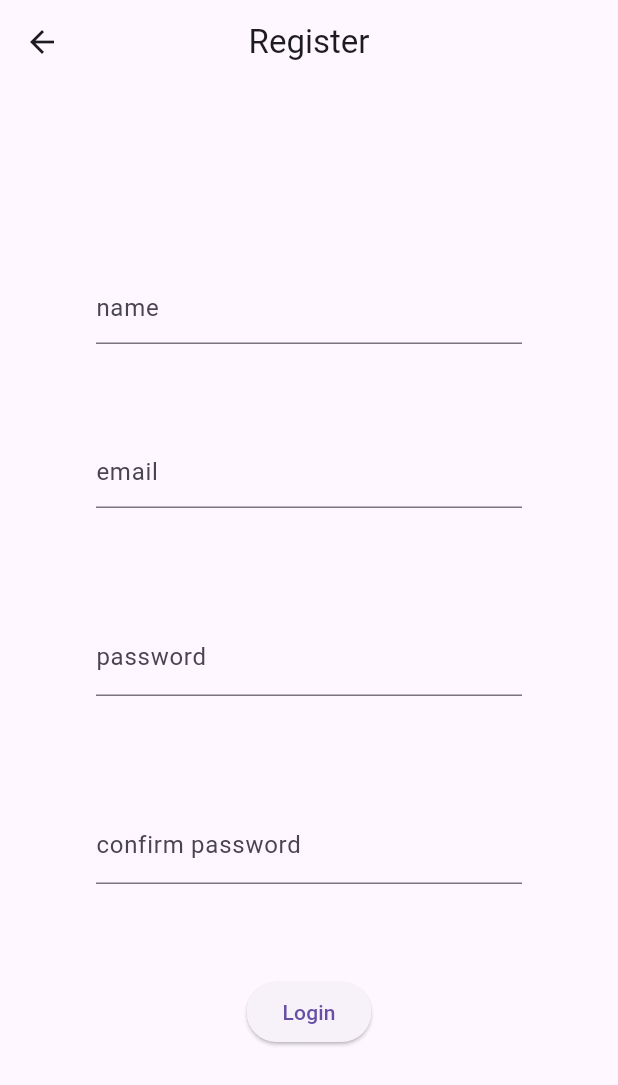
After one commit to catonzio/shali_fe, a Flutter app: the screen it shows after launch, after a tap on "Register", on a phone screen of 412 x 824 dp. The commit adds this screen. Shown: the top 1085 px of the screen. Run offline on Flutter 3.47's test engine with Material 2 defaults, Android fonts, the phone set to English and light mode, and no system bars; our stand-ins replace dio, firebase_core, firebase_messaging, flutter_local_notifications, get, get_storage; accounts and stored records are empty; network calls fail.

Commit message:
refactoring for api controllers and implemented registration

```diff
--- /dev/null
+++ b/lib/api_controllers/api_controller.dart
@@ -0,0 +1,43 @@
+import 'package:get/get.dart';
+import 'package:get_storage/get_storage.dart';
+import 'package:dio/dio.dart' as dio;
+
+class ApiController extends GetxController {
+  static get apiBox => () => GetStorage("api");
+  String? apiToken;
+  late dio.Dio dioClient;
+
+  @override
+  void onInit() {
+    apiToken = apiBox().read("apiToken");
+    dioClient = dio.Dio(dio.BaseOptions(
+        baseUrl: "http://192.168.1.7:3500/shali/api",
+        headers:
+            apiToken != null ? {"Authorization": "Bearer $apiToken"} : {}));
+    super.onInit();
+  }
+
+  void setToken(String token) {
+    apiToken = token;
+    dioClient = dio.Dio(dio.BaseOptions(
+        baseUrl: "http://192.168.1.7:3000/api/v1",
+        headers:
+            apiToken != null ? {"Authorization": "Bearer $apiToken"} : {}));
+    apiBox().write("apiToken", apiToken);
+  }
+
+  void clearToken() {
+    apiToken = null;
+    apiBox().remove("apiToken");
+  }
+
+  Uri buildUri(String path, {Map<String, String>? params}) {
+    Uri res = Uri.https("http://192.168.1.7:3000/api/v1", path);
+    if (params != null) {
+      res.replace(queryParameters: params);
+    }
+    return res;
+  }
+
+
+}
--- /dev/null
+++ b/lib/api_controllers/item_api_controller.dart
@@ -0,0 +1,5 @@
+import 'package:shali_fe/api_controllers/api_controller.dart';
+
+class ItemApiController extends ApiController {
+
+}
--- /dev/null
+++ b/lib/api_controllers/login_api_controller.dart
@@ -0,0 +1,35 @@
+import 'package:get/get.dart';
+import 'package:shali_fe/api_controllers/api_controller.dart';
+import 'package:shali_fe/schemas/login_schema.dart';
+import 'package:dio/dio.dart' as dio;
+
+class LoginApiController extends ApiController {
+  Future<LoginSchema> login(String email, String password) async {
+    if (apiToken != null && apiToken!.isNotEmpty) {
+      return LoginSchema(success: true, apiToken: apiToken!);
+    } else {
+      try {
+        final formData =
+            dio.FormData.fromMap({'username': email, 'password': password});
+        dio.Response response =
+            await dioClient.post("/auth/token", data: formData);
+
+        setToken(response.data["access_token"]);
+        return LoginSchema(success: true, apiToken: apiToken ?? "");
+      } on dio.DioException catch (e) {
+        e.printError();
+        // get error code
+        int statusCode = e.response?.statusCode ?? 500;
+        // incorrect email or password
+        if (statusCode == 400 || statusCode == 401) {
+          return LoginSchema(success: false);
+        }
+        // if one is missing
+        if (statusCode == 422) {
+          return LoginSchema(success: false, fieldMissing: true);
+        }
+        return LoginSchema();
+      }
+    }
+  }
+}
--- /dev/null
+++ b/lib/api_controllers/register_api_controller.dart
@@ -0,0 +1,26 @@
+import 'package:dio/dio.dart' as dio;
+import 'package:get/get.dart';
+import 'package:shali_fe/api_controllers/api_controller.dart';
+import 'package:shali_fe/api_controllers/login_api_controller.dart';
+import 'package:shali_fe/models/api_results.dart';
+import 'package:shali_fe/schemas/login_schema.dart';
+
+class RegisterApiController extends ApiController {
+  Future<ApiResults> register(
+      String name, String email, String password) async {
+    try {
+      dio.Response response = await dioClient.post("/users/register",
+          data: {"username": name, "email": email, "password": password});
+      if (response.statusCode == 201) {
+        LoginSchema loginSchema =
+            await Get.find<LoginApiController>().login(email, password);
+        if (loginSchema.success) {
+          return ApiResults(success: true, results: loginSchema.apiToken);
+        }
+      }
+      return ApiResults(success: false, results: "Login failed");
+    } on dio.DioException catch (e) {
+      return ApiResults(success: false, results: e.message);
+    }
+  }
+}
--- a/lib/controllers/login_controller.dart
+++ b/lib/controllers/login_controller.dart
@@ -1,18 +1,21 @@
 import 'package:flutter/material.dart';
 import 'package:get/get.dart';
-import 'package:shali_fe/controllers/api_controller.dart';
+import 'package:shali_fe/api_controllers/login_api_controller.dart';
+import 'package:shali_fe/api_controllers/api_controller.dart';
 import 'package:shali_fe/schemas/login_schema.dart';
 
 class LoginBinding implements Bindings {
 // default dependency
   @override
   void dependencies() {
+    Get.lazyPut(() => LoginApiController());
     Get.lazyPut(() => LoginController());
-    // Get.put(ApiController());
   }
 }
 
-class LoginController extends GetxController {
+class LoginController extends ApiController {
+  final LoginApiController apiController = Get.find<LoginApiController>();
+
   final RxBool _isPasswordObscure = false.obs;
   bool get isPasswordObscure => _isPasswordObscure.value;
   set isPasswordObscure(bool value) => _isPasswordObscure.value = value;
@@ -33,8 +36,6 @@ class LoginController extends GetxController {
   }
 
   Future<void> login() async {
-    ApiController apiController = Get.find<ApiController>();
-    // apiController.setToken("");
     LoginSchema result = await apiController.login(
         emailController.text.trim(), passwordController.text.trim());
     if (result.success) {
--- /dev/null
+++ b/lib/controllers/register_controller.dart
@@ -0,0 +1,41 @@
+import 'package:flutter/widgets.dart';
+import 'package:get/get.dart';
+import 'package:shali_fe/api_controllers/register_api_controller.dart';
+import 'package:shali_fe/models/api_results.dart';
+
+class RegisterBinding extends Bindings {
+  @override
+  void dependencies() {
+    Get.lazyPut(() => RegisterApiController());
+    Get.lazyPut(() => RegisterController());
+  }
+}
+
+class RegisterController extends GetxController {
+  final RegisterApiController apiController = Get.find<RegisterApiController>();
+  final TextEditingController nameController = TextEditingController();
+  final TextEditingController emailController = TextEditingController();
+  final TextEditingController passwordController = TextEditingController();
+  final TextEditingController passwordConfirmController =
+      TextEditingController();
+
+  final RxBool _isPasswordObscure = true.obs;
+  bool get isPasswordObscure => _isPasswordObscure.value;
+  set isPasswordObscure(bool value) => _isPasswordObscure.value = value;
+
+  Future<void> register() async {
+    if (passwordController.text.trim() !=
+        passwordConfirmController.text.trim()) {
+      Get.snackbar("Error", "Passwords do not match");
+    }
+    ApiResults results = await apiController.register(
+        nameController.text.trim(),
+        emailController.text.trim(),
+        passwordController.text.trim());
+    if (!results.success) {
+      Get.snackbar("Error", results.results);
+    } else {
+      Get.offAllNamed("/home");
+    }
+  }
+}
--- a/lib/main.dart
+++ b/lib/main.dart
@@ -2,16 +2,18 @@ import 'package:firebase_core/firebase_core.dart';
 import 'package:flutter/material.dart';
 import 'package:get/get.dart';
 import 'package:get_storage/get_storage.dart';
-import 'package:shali_fe/controllers/api_controller.dart';
+import 'package:shali_fe/api_controllers/api_controller.dart';
 import 'package:shali_fe/controllers/home_controller.dart';
 import 'package:shali_fe/controllers/list_controller.dart';
 import 'package:shali_fe/controllers/login_controller.dart';
+import 'package:shali_fe/controllers/register_controller.dart';
 import 'package:shali_fe/controllers/settings_controller.dart';
 import 'package:shali_fe/firebase_options.dart';
 import 'package:shali_fe/notifications.dart';
 import 'package:shali_fe/views/home_view.dart';
 import 'package:shali_fe/views/list_view.dart';
 import 'package:shali_fe/views/login_view.dart';
+import 'package:shali_fe/views/register_view.dart';
 
 import 'notification_service.dart';
 
@@ -49,8 +51,8 @@ class MyApp extends StatelessWidget {
     return GetMaterialApp(
       title: 'ShaLi',
       debugShowCheckedModeBanner: false,
-      theme: ThemeData.light(),
-      darkTheme: ThemeData.dark(),
+      theme: ThemeData.light(useMaterial3: true),
+      darkTheme: ThemeData.dark(useMaterial3: true),
       themeMode: ThemeMode.system,
       initialBinding: InitialBinding(),
       initialRoute:
@@ -63,6 +65,10 @@ class MyApp extends StatelessWidget {
         GetPage(name: "/home", page: () => HomeView(), binding: HomeBinding()),
         GetPage(
             name: "/list", page: () => MyListView(), binding: ListBinding()),
+        GetPage(
+            name: "/register",
+            page: () => const RegisterView(),
+            binding: RegisterBinding())
       ],
     );
   }
--- /dev/null
+++ b/lib/models/api_results.dart
@@ -0,0 +1,6 @@
+class ApiResults {
+  final bool success;
+  final dynamic results;
+
+  ApiResults({required this.success, required this.results});
+}
--- a/lib/models/user.dart
+++ b/lib/models/user.dart
@@ -32,7 +32,7 @@ class User {
 
   factory User.fromJson(Map<String, dynamic> dict) {
     RxList<ListModel> lists;
-    if (dict["lists"] == null) {
+    if (!dict.containsKey("lists") || dict["lists"] == null) {
       lists = <ListModel>[].obs;
     } else {
       lists = (dict["lists"] as List<dynamic>)
--- a/lib/views/home_view.dart
+++ b/lib/views/home_view.dart
@@ -1,6 +1,5 @@
 import 'package:flutter/material.dart';
 import 'package:get/get.dart';
-import 'package:shali_fe/controllers/api_controller.dart';
 import 'package:shali_fe/controllers/home_controller.dart';
 import 'package:shali_fe/models/list.dart';
 import 'package:shali_fe/widgets/default_drawer.dart';
--- a/lib/views/login_view.dart
+++ b/lib/views/login_view.dart
@@ -1,6 +1,6 @@
 import 'package:flutter/material.dart';
 import 'package:get/get.dart';
-import 'package:shali_fe/controllers/api_controller.dart';
+import 'package:shali_fe/api_controllers/api_controller.dart';
 import 'package:shali_fe/controllers/login_controller.dart';
 import 'package:shali_fe/widgets/default_drawer.dart';
 
@@ -16,24 +16,19 @@ class LoginView extends StatelessWidget {
               title: const Text("Login"),
             ),
             drawer: const DefaultDrawer(),
-            body: Container(
-              alignment: Alignment.center,
+            body: Center(
+              child: Container(
+                height: MediaQuery.of(context).size.height * 0.5,
                 padding: const EdgeInsets.all(64),
                 child: Column(
                   mainAxisAlignment: MainAxisAlignment.spaceEvenly,
                   children: [
-                  Text("token: ${Get.find<ApiController>().apiToken}"),
-                  MaterialButton(
-                    onPressed: () {
-                      Get.find<ApiController>().clearToken();
-                    },
-                    child: Text("Clear"),
-                  ),
                     Column(
                       children: [
                         TextField(
                             controller: controller.emailController,
-                          decoration: const InputDecoration(hintText: "email")),
+                            decoration:
+                                const InputDecoration(hintText: "email")),
                         TextField(
                           controller: controller.passwordController,
                           decoration: InputDecoration(
@@ -50,14 +45,17 @@ class LoginView extends StatelessWidget {
                         ),
                       ],
                     ),
+                    Spacer(),
                     ElevatedButton(
                         child: const Text("Login"),
                         onPressed: () => controller.login()),
+                    Spacer(),
                     TextButton(
-                    onPressed: () {},
+                      onPressed: () => Get.toNamed("/register"),
                       child: const Text("Register"),
                     )
                   ],
+                ),
               ),
             ));
       },
--- /dev/null
+++ b/lib/views/register_view.dart
@@ -0,0 +1,72 @@
+import 'package:flutter/material.dart';
+import 'package:get/get.dart';
+import 'package:shali_fe/controllers/register_controller.dart';
+
+class RegisterView extends StatelessWidget {
+  const RegisterView({super.key});
+
+  @override
+  Widget build(BuildContext context) {
+    return GetX<RegisterController>(
+      builder: (controller) => body(context, controller),
+    );
+  }
+
+  Scaffold body(BuildContext context, RegisterController controller) {
+    // double width = MediaQuery.of(context).size.width;
+    // double height = MediaQuery.of(context).size.height;
+
+    return Scaffold(
+      appBar: AppBar(
+        title: const Text("Register"),
+        centerTitle: true,
+      ),
+      body: Container(
+          alignment: Alignment.center,
+          padding: const EdgeInsets.all(64),
+          child: Column(
+            crossAxisAlignment: CrossAxisAlignment.center,
+            mainAxisAlignment: MainAxisAlignment.spaceEvenly,
+            children: [
+              TextField(
+                  controller: controller.nameController,
+                  decoration: const InputDecoration(hintText: "name")),
+              TextField(
+                  controller: controller.emailController,
+                  decoration: const InputDecoration(hintText: "email")),
+              TextField(
+                controller: controller.passwordController,
+                decoration: InputDecoration(
+                    hintText: "password",
+                    suffix: IconButton(
+                      padding: const EdgeInsets.all(0),
+                      icon: Icon(controller.isPasswordObscure
+                          ? Icons.visibility
+                          : Icons.visibility_off),
+                      onPressed: () => controller.isPasswordObscure =
+                          !controller.isPasswordObscure,
+                    )),
+                obscureText: controller.isPasswordObscure,
+              ),
+              TextField(
+                controller: controller.passwordConfirmController,
+                decoration: InputDecoration(
+                    hintText: "confirm password",
+                    suffix: IconButton(
+                      padding: const EdgeInsets.all(0),
+                      icon: Icon(controller.isPasswordObscure
+                          ? Icons.visibility
+                          : Icons.visibility_off),
+                      onPressed: () => controller.isPasswordObscure =
+                          !controller.isPasswordObscure,
+                    )),
+                obscureText: controller.isPasswordObscure,
+              ),
+              ElevatedButton(
+                  child: const Text("Login"),
+                  onPressed: () => controller.register()),
+            ],
+          )),
+    );
+  }
+}
--- a/lib/widgets/default_drawer.dart
+++ b/lib/widgets/default_drawer.dart
@@ -1,6 +1,6 @@
 import 'package:flutter/material.dart';
 import 'package:get/get.dart';
-import 'package:shali_fe/controllers/api_controller.dart';
+import 'package:shali_fe/api_controllers/home_api_controller.dart';
 import 'package:shali_fe/controllers/settings_controller.dart';
 
 class DefaultDrawer extends StatelessWidget {
@@ -30,7 +30,7 @@ class DefaultDrawer extends StatelessWidget {
             ),
             ListTile(
               title: const Text("Logout"),
-              onTap: () => Get.find<ApiController>().logout(),
+              onTap: () => Get.find<HomeApiController>().logout(),
             )
           ],
         ));
```
Also changed, not shown: lib/api_controllers/home_api_controller.dart (added, +71 -0 lines), lib/api_controllers/list_api_controller.dart (added, +55 -0 lines), lib/controllers/api_controller.dart (deleted, +0 -187 lines), lib/controllers/home_controller.dart (+5 -6 lines), lib/controllers/list_controller.dart (+4 -5 lines). Lines whose indentation alone changed are shown as unchanged.
